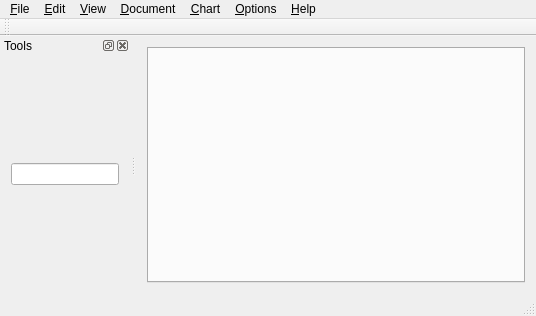
iPenguin/CrochetCharts, file src/mainwindow.ui: the form before one commit.
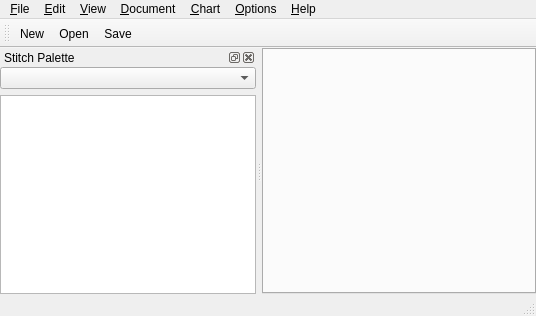
The form after the commit. Icons and pictures are not drawn.

Diff of the .ui file:
```diff
--- a/src/mainwindow.ui
+++ b/src/mainwindow.ui
@@ -15,6 +15,9 @@
   </property>
   <widget class="QWidget" name="centralWidget">
    <layout class="QHBoxLayout" name="horizontalLayout">
+    <property name="margin">
+     <number>0</number>
+    </property>
     <item>
      <widget class="QTabWidget" name="tabWidget">
       <property name="currentIndex">
@@ -103,19 +106,28 @@
    <attribute name="toolBarBreak">
     <bool>false</bool>
    </attribute>
+   <addaction name="actionNew"/>
+   <addaction name="actionOpen"/>
+   <addaction name="actionSave"/>
   </widget>
   <widget class="QStatusBar" name="statusBar"/>
   <widget class="QDockWidget" name="dockWidget">
    <property name="windowTitle">
-    <string>Tools</string>
+    <string>Stitch Palette</string>
    </property>
    <attribute name="dockWidgetArea">
     <number>1</number>
    </attribute>
    <widget class="QWidget" name="dockWidgetContents">
     <layout class="QVBoxLayout" name="verticalLayout">
+     <property name="margin">
+      <number>0</number>
+     </property>
      <item>
-      <widget class="QLineEdit" name="lineEdit"/>
+      <widget class="QComboBox" name="categorySelection"/>
+     </item>
+     <item>
+      <widget class="QListView" name="stitchView"/>
      </item>
     </layout>
    </widget>
```
Left out of the diff: 33 changed lines with no effect on the pictures.
